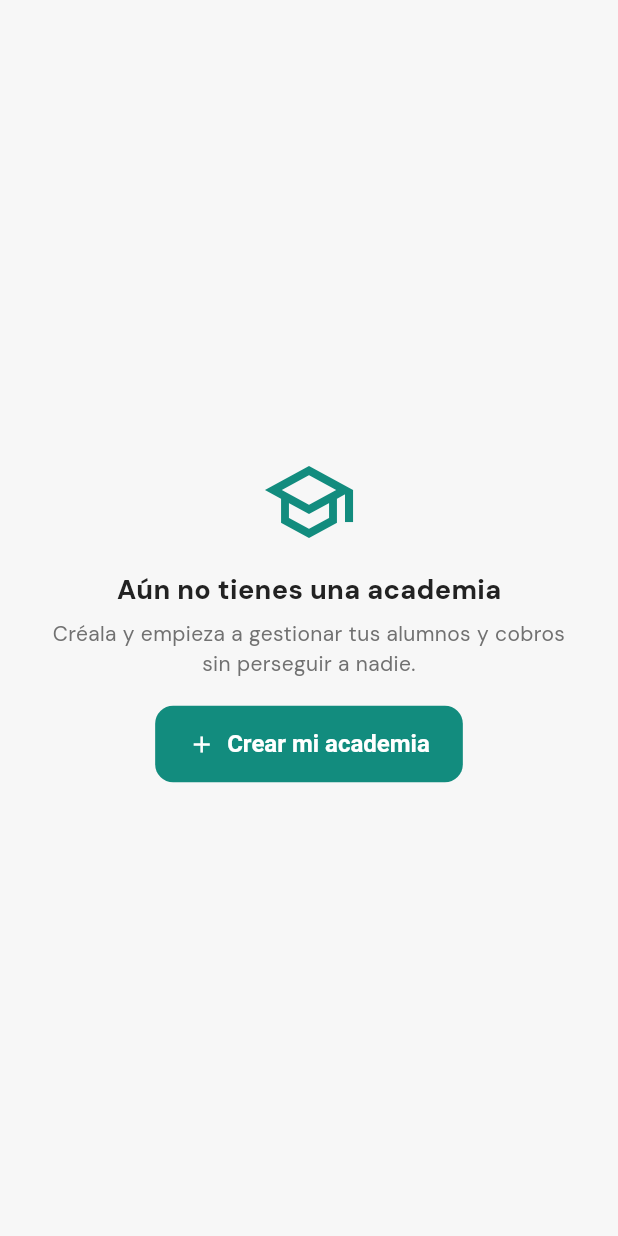
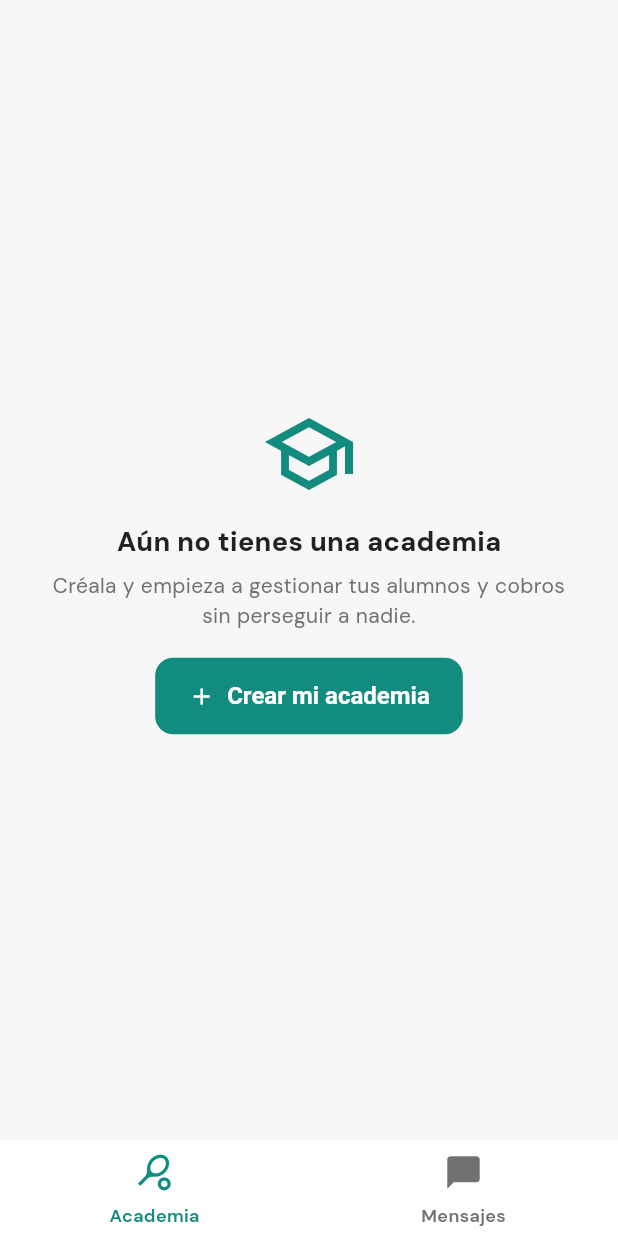
Before and after one commit to dcalagua/canchas-app-lima, a Flutter app: the AnfitrionScreen screen opened directly, after a tap on "Mi academia", on a phone screen of 412 x 824 dp. Run offline on Flutter 3.47's test engine with Material 3 defaults, Android fonts, the phone set to English and light mode, and no system bars; our stand-ins replace audioplayers, firebase_core, firebase_messaging, font_awesome_flutter, geocoding, geolocator and 8 more; missing offline and left inert: google_mlkit_text_recognition, record; accounts and stored records are empty.

Commit message:
Academia con menú lateral (no en la cabecera): AcademiaShell (rail en tablet / barra en móvil) con pestañas Academia + Mensajes (chat con alumnos/apoderados)

```diff
--- /dev/null
+++ b/lib/screens/academia_shell.dart
@@ -0,0 +1,68 @@
+import 'package:flutter/material.dart';
+
+import 'mensajes_screen.dart';
+import 'mi_academia_screen.dart';
+
+/// Panel de la ACADEMIA (profe) con menú LATERAL (rail en tablet) o barra
+/// inferior (móvil), igual que el panel del dueño — el menú ya no vive en la
+/// cabecera. Pestañas: Academia (resumen, alumnos, cobros) y Mensajes (chat con
+/// los alumnos / apoderados).
+class AcademiaShell extends StatefulWidget {
+  const AcademiaShell({super.key});
+
+  @override
+  State<AcademiaShell> createState() => _AcademiaShellState();
+}
+
+class _AcademiaShellState extends State<AcademiaShell> {
+  int _index = 0;
+
+  static const _paginas = <Widget>[
+    MiAcademiaScreen(), // resumen + alumnos + cobros + invitaciones
+    MensajesScreen(),   // chat con alumnos / apoderados
+  ];
+  static const _iconos = <IconData>[Icons.sports_tennis, Icons.chat_bubble];
+  static const _etiquetas = <String>['Academia', 'Mensajes'];
+
+  @override
+  Widget build(BuildContext context) {
+    final body = IndexedStack(index: _index, children: _paginas);
+    final tablet = MediaQuery.of(context).size.width >= 720;
+    if (tablet) {
+      return Scaffold(
+        body: SafeArea(
+          child: Row(
+            children: [
+              NavigationRail(
+                selectedIndex: _index,
+                onDestinationSelected: (i) => setState(() => _index = i),
+                labelType: NavigationRailLabelType.all,
+                groupAlignment: -0.85,
+                destinations: [
+                  for (var i = 0; i < _iconos.length; i++)
+                    NavigationRailDestination(
+                      icon: Icon(_iconos[i]),
+                      label: Text(_etiquetas[i]),
+                    ),
+                ],
+              ),
+              const VerticalDivider(width: 1),
+              Expanded(child: body),
+            ],
+          ),
+        ),
+      );
+    }
+    return Scaffold(
+      body: body,
+      bottomNavigationBar: NavigationBar(
+        selectedIndex: _index,
+        onDestinationSelected: (i) => setState(() => _index = i),
+        destinations: [
+          for (var i = 0; i < _iconos.length; i++)
+            NavigationDestination(icon: Icon(_iconos[i]), label: _etiquetas[i]),
+        ],
+      ),
+    );
+  }
+}
--- a/lib/screens/anfitrion_screen.dart
+++ b/lib/screens/anfitrion_screen.dart
@@ -8,7 +8,7 @@ import 'campeonato_detalle_screen.dart';
 import 'crear_campeonato_screen.dart';
 import 'home_shell.dart';
 import 'login_google_sheet.dart';
-import 'mi_academia_screen.dart';
+import 'academia_shell.dart';
 import 'mis_productos_screen.dart';
 import 'verificador_screen.dart';
 
@@ -39,7 +39,7 @@ class AnfitrionScreen extends StatelessWidget {
     // hay ninguna. Así evitamos crear una academia DUPLICADA por adelantarnos a
     // que Supabase responda (típico tras reinstalar el APK).
     Navigator.of(context).push(
-        MaterialPageRoute(builder: (_) => const MiAcademiaScreen()));
+        MaterialPageRoute(builder: (_) => const AcademiaShell()));
   }
 
   /// Organizar un campeonato SIN academia (cualquier usuario): crea el torneo
```
